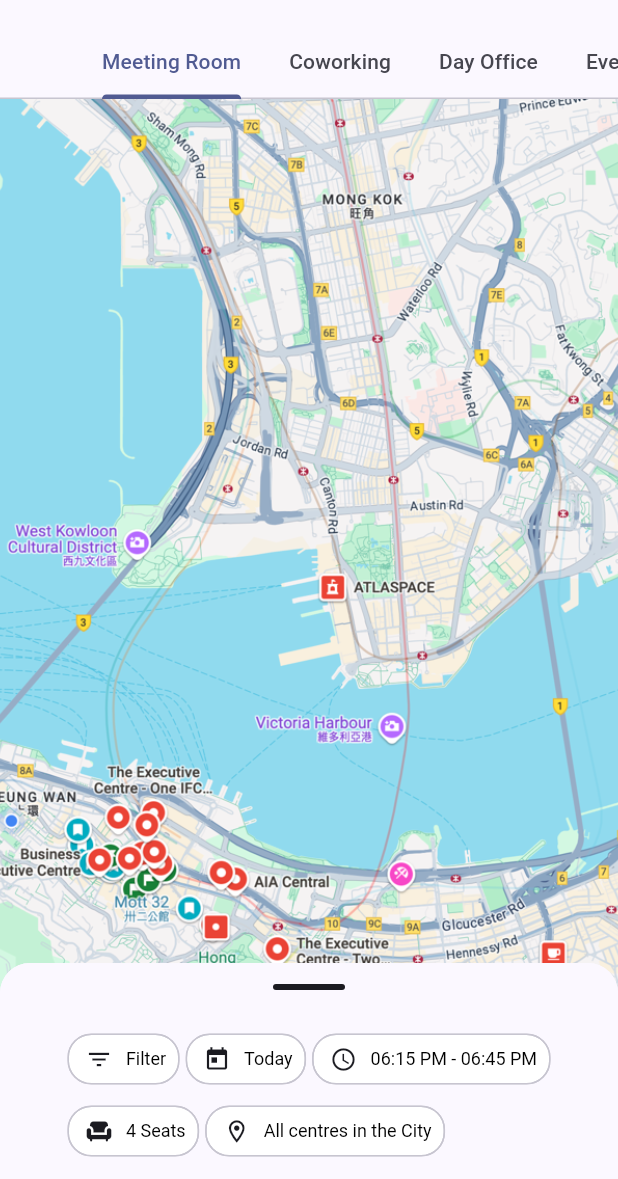
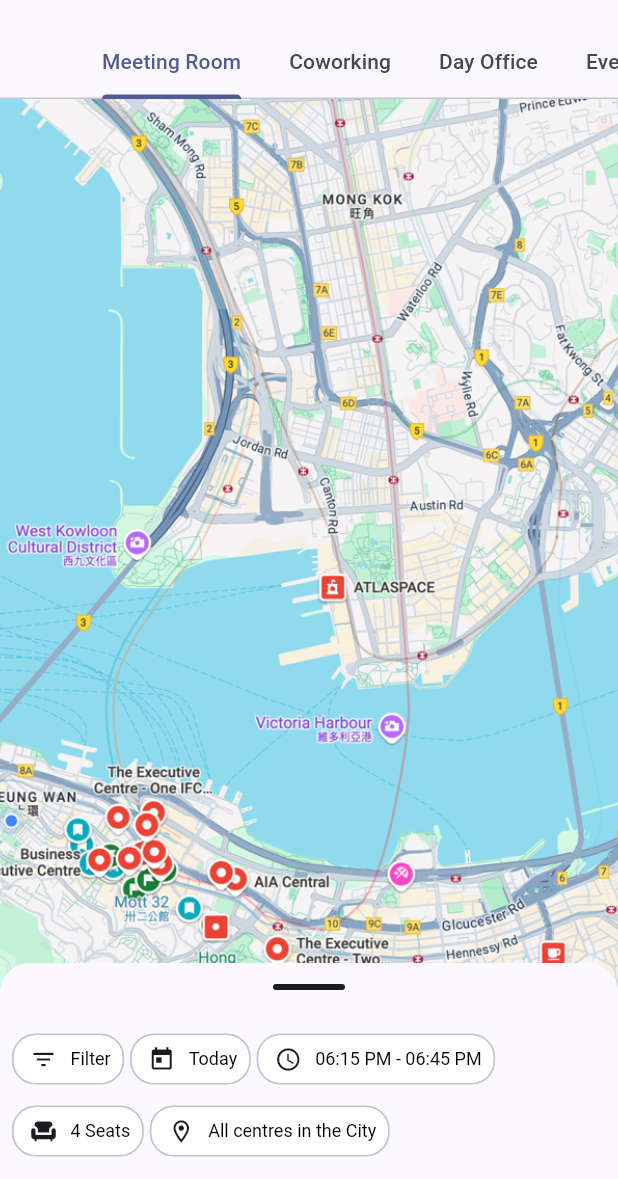
Before and after one commit to zzunebye/my_tec_listing_module_app, a Flutter app: the BookingListScreen screen opened by its route, on a phone screen of 412 x 824 dp, the part 57-1236 px from its top. Run offline on Flutter 3.47's test engine with Material 3 defaults, Android fonts, the phone set to English and light mode, and no system bars; our stand-ins replace dio, flutter_hooks, flutter_riverpod, hooks_riverpod, riverpod_annotation; generated files the repository leaves out were written again; network calls fail.

Commit message:
Update WrappedFilters to accept searchMode parameter and adjust filter chip visibility based on search mode in BookingListScreen

```diff
--- a/lib/screens/booking_list_screen.dart
+++ b/lib/screens/booking_list_screen.dart
@@ -202,7 +202,7 @@ class _BookingListScreenState extends State<BookingListScreen> {
                     SliverToBoxAdapter(child: SizedBox(height: 8)),
                     // Filter Section
                     if (searchMode.value != SearchMode.eventSpace)
-                      SliverToBoxAdapter(child: Column(children: [const WrappedFilters(), SizedBox(height: 8)])),
+                      SliverToBoxAdapter(child: Column(children: [WrappedFilters(searchMode: searchMode.value), SizedBox(height: 8)])),
                     // List Content with SliverLayoutBuilder
                     SliverLayoutBuilder(
                       builder: (context, constraints) {
--- a/lib/widgets/wrapped_filters.dart
+++ b/lib/widgets/wrapped_filters.dart
@@ -1,10 +1,13 @@
 import 'package:flutter/material.dart';
 import 'package:flutter_hooks/flutter_hooks.dart';
 import 'package:my_tec_listing_module_app/presentation/providers/meeting_room_filter_state.dart';
+import 'package:my_tec_listing_module_app/screens/booking_list_screen.dart';
 import 'package:my_tec_listing_module_app/widgets/filter_bottom_sheet.dart';
 
 class WrappedFilters extends HookWidget {
-  const WrappedFilters({super.key});
+  const WrappedFilters({super.key, this.searchMode = SearchMode.meetingRoom});
+
+  final SearchMode searchMode;
 
   void openFilterDialog(BuildContext context, MeetingRoomFilter filterState) {
     showModalBottomSheet(
@@ -13,11 +16,7 @@ class WrappedFilters extends HookWidget {
       useRootNavigator: true,
       context: context,
       builder: (context) => SafeArea(
-        child: FilterBottomSheet(
-          filterState: filterState,
-          onApply: (filterState) {},
-          onReset: (filterState) {},
-        ),
+        child: FilterBottomSheet(filterState: filterState, onApply: (filterState) {}, onReset: (filterState) {}),
       ),
     );
   }
@@ -35,8 +34,10 @@ class WrappedFilters extends HookWidget {
     );
 
     return Container(
+      width: double.infinity,
       padding: const EdgeInsets.symmetric(horizontal: 8.0),
       child: Wrap(
+        alignment: WrapAlignment.start,
         spacing: 4.0,
         // runSpacing: 8.0,
         children: [
@@ -52,12 +53,14 @@ class WrappedFilters extends HookWidget {
             label: Text('Today'),
             onSelected: (selected) => openFilterDialog(context, filterState.value),
           ),
+          if (searchMode == SearchMode.meetingRoom)
             FilterChip(
               avatar: Icon(Icons.access_time, size: 18.0, color: Theme.of(context).colorScheme.onSurface),
               key: Key('filter_chip_2'),
               label: Text('06:15 PM - 06:45 PM'),
               onSelected: (selected) => openFilterDialog(context, filterState.value),
             ),
+          if (searchMode == SearchMode.meetingRoom || searchMode == SearchMode.dayOffice)
             FilterChip(
               avatar: Icon(Icons.chair, size: 18.0, color: Theme.of(context).colorScheme.onSurface),
               key: Key('filter_chip_3'),
```
Lines whose indentation alone changed are shown as unchanged.
